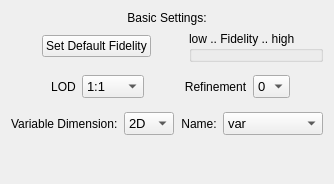
Before: the Qt Designer form apps/vaporgui/guis/ui/contourBasics.ui in yyr/vapor, drawn with Qt 5.
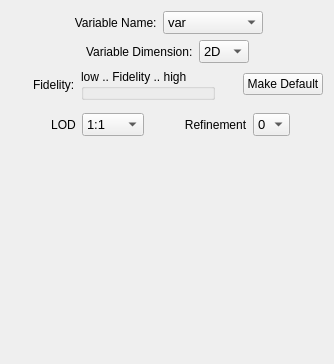
After: the same form once the commit is applied.

Patch:
```diff
--- a/apps/vaporgui/guis/ui/contourBasics.ui
+++ b/apps/vaporgui/guis/ui/contourBasics.ui
@@ -7,29 +7,211 @@
     <x>0</x>
     <y>0</y>
     <width>334</width>
-    <height>184</height>
+    <height>364</height>
    </rect>
   </property>
   <property name="windowTitle">
    <string>Form</string>
   </property>
-  <layout class="QHBoxLayout" name="horizontalLayout_2">
+  <layout class="QHBoxLayout" name="horizontalLayout_5">
    <item>
     <layout class="QVBoxLayout" name="verticalLayout">
      <item>
-      <widget class="QLabel" name="label_2">
-       <property name="text">
-        <string>Basic Settings:</string>
-       </property>
-       <property name="alignment">
-        <set>Qt::AlignCenter</set>
-       </property>
-      </widget>
+      <layout class="QHBoxLayout" name="horizontalLayout_2">
+       <item>
+        <spacer name="horizontalSpacer_2">
+         <property name="orientation">
+          <enum>Qt::Horizontal</enum>
+         </property>
+         <property name="sizeHint" stdset="0">
+          <size>
+           <width>40</width>
+           <height>20</height>
+          </size>
+         </property>
+        </spacer>
+       </item>
+       <item>
+        <widget class="QLabel" name="label_10">
+         <property name="text">
+          <string> Variable Name:</string>
+         </property>
+         <property name="alignment">
+          <set>Qt::AlignCenter</set>
+         </property>
+        </widget>
+       </item>
+       <item>
+        <widget class="QComboBox" name="variableCombo">
+         <property name="sizePolicy">
+          <sizepolicy hsizetype="Maximum" vsizetype="Fixed">
+           <horstretch>0</horstretch>
+           <verstretch>0</verstretch>
+          </sizepolicy>
+         </property>
+         <property name="minimumSize">
+          <size>
+           <width>100</width>
+           <height>0</height>
+          </size>
+         </property>
+         <property name="font">
+          <font>
+           <family>MS Shell Dlg 2</family>
+           <pointsize>10</pointsize>
+          </font>
+         </property>
+         <property name="focusPolicy">
+          <enum>Qt::ClickFocus</enum>
+         </property>
+         <property name="toolTip">
+          <string>Specify name of variable used in contour lines</string>
+         </property>
+         <item>
+          <property name="text">
+           <string>var</string>
+          </property>
+         </item>
+        </widget>
+       </item>
+       <item>
+        <spacer name="horizontalSpacer_17">
+         <property name="orientation">
+          <enum>Qt::Horizontal</enum>
+         </property>
+         <property name="sizeHint" stdset="0">
+          <size>
+           <width>13</width>
+           <height>19</height>
+          </size>
+         </property>
+        </spacer>
+       </item>
+      </layout>
+     </item>
+     <item>
+      <layout class="QHBoxLayout" name="horizontalLayout_3">
+       <item>
+        <spacer name="horizontalSpacer_3">
+         <property name="orientation">
+          <enum>Qt::Horizontal</enum>
+         </property>
+         <property name="sizeHint" stdset="0">
+          <size>
+           <width>40</width>
+           <height>20</height>
+          </size>
+         </property>
+        </spacer>
+       </item>
+       <item>
+        <widget class="QLabel" name="label_9">
+         <property name="statusTip">
+          <string>Select either contours of 3D or 2D variables</string>
+         </property>
+         <property name="whatsThis">
+          <string>&lt;html&gt;&lt;head/&gt;&lt;body&gt;&lt;p&gt;Isolines can be calculated from 3D variables along arbitrarily oriented planes, or from 2D variables along a horizontally oriented plane.&lt;/p&gt;&lt;/body&gt;&lt;/html&gt;</string>
+         </property>
+         <property name="text">
+          <string>Variable Dimension:</string>
+         </property>
+        </widget>
+       </item>
+       <item>
+        <widget class="QComboBox" name="dimensionCombo">
+         <property name="minimumSize">
+          <size>
+           <width>50</width>
+           <height>0</height>
+          </size>
+         </property>
+         <property name="maximumSize">
+          <size>
+           <width>40</width>
+           <height>16777215</height>
+          </size>
+         </property>
+         <property name="font">
+          <font>
+           <pointsize>10</pointsize>
+          </font>
+         </property>
+         <property name="toolTip">
+          <string>Specify whether the contours are of 2D or 3D variables</string>
+         </property>
+         <property name="statusTip">
+          <string>Select either contours of 3D or 2D variables</string>
+         </property>
+         <property name="whatsThis">
+          <string>&lt;html&gt;&lt;head/&gt;&lt;body&gt;&lt;p&gt;Isolines can be calculated from 3D variables along arbitrarily oriented planes, or from 2D variables along a horizontally oriented plane.&lt;/p&gt;&lt;/body&gt;&lt;/html&gt;</string>
+         </property>
+         <item>
+          <property name="text">
+           <string>2D</string>
+          </property>
+         </item>
+         <item>
+          <property name="text">
+           <string>3D</string>
+          </property>
+         </item>
+        </widget>
+       </item>
+       <item>
+        <spacer name="horizontalSpacer_15">
+         <property name="orientation">
+          <enum>Qt::Horizontal</enum>
+         </property>
+         <property name="sizeHint" stdset="0">
+          <size>
+           <width>13</width>
+           <height>19</height>
+          </size>
+         </property>
+        </spacer>
+       </item>
+      </layout>
      </item>
      <item>
       <layout class="QHBoxLayout" name="fidelityLayout">
        <item>
-        <spacer name="horizontalSpacer_16">
+        <spacer name="horizontalSpacer_4">
+         <property name="orientation">
+          <enum>Qt::Horizontal</enum>
+         </property>
+         <property name="sizeHint" stdset="0">
+          <size>
+           <width>40</width>
+           <height>20</height>
+          </size>
+         </property>
+        </spacer>
+       </item>
+       <item>
+        <widget class="QLabel" name="label_11">
+         <property name="statusTip">
+          <string>Select either contours of 3D or 2D variables</string>
+         </property>
+         <property name="whatsThis">
+          <string>&lt;html&gt;&lt;head/&gt;&lt;body&gt;&lt;p&gt;Isolines can be calculated from 3D variables along arbitrarily oriented planes, or from 2D variables along a horizontally oriented plane.&lt;/p&gt;&lt;/body&gt;&lt;/html&gt;</string>
+         </property>
+         <property name="text">
+          <string>Fidelity:</string>
+         </property>
+        </widget>
+       </item>
+       <item>
+        <widget class="QGroupBox" name="fidelityBox">
+         <property name="whatsThis">
+          <string>The fidelity setting controls both refinement and LOD.  Click on the &quot;Set Default Fidelity&quot; button to establish a fidelity level that is interactive on the current platform.</string>
+         </property>
+         <property name="title">
+          <string>low .. Fidelity .. high</string>
+         </property>
+        </widget>
+       </item>
+       <item>
+        <spacer name="horizontalSpacer_5">
          <property name="orientation">
           <enum>Qt::Horizontal</enum>
          </property>
@@ -54,7 +236,7 @@
           <string>The fidelity setting controls both refinement and LOD.  Click on the &quot;Set Default Fidelity&quot; button to establish a fidelity level that is interactive on the current platform.</string>
          </property>
          <property name="text">
-          <string>Set Default Fidelity</string>
+          <string>Make Default</string>
          </property>
         </widget>
        </item>
@@ -65,22 +247,12 @@
          </property>
          <property name="sizeHint" stdset="0">
           <size>
-           <width>40</width>
+           <width>18</width>
            <height>20</height>
           </size>
          </property>
         </spacer>
        </item>
-       <item>
-        <widget class="QGroupBox" name="fidelityBox">
-         <property name="whatsThis">
-          <string>The fidelity setting controls both refinement and LOD.  Click on the &quot;Set Default Fidelity&quot; button to establish a fidelity level that is interactive on the current platform.</string>
-         </property>
-         <property name="title">
-          <string>low .. Fidelity .. high</string>
-         </property>
-        </widget>
-       </item>
       </layout>
      </item>
      <item>
@@ -246,145 +418,6 @@
        </item>
       </layout>
      </item>
-     <item>
-      <layout class="QHBoxLayout" name="horizontalLayout_5">
-       <item>
-        <spacer name="horizontalSpacer_15">
-         <property name="orientation">
-          <enum>Qt::Horizontal</enum>
-         </property>
-         <property name="sizeHint" stdset="0">
-          <size>
-           <width>40</width>
-           <height>20</height>
-          </size>
-         </property>
-        </spacer>
-       </item>
-       <item>
-        <widget class="QLabel" name="label_9">
-         <property name="statusTip">
-          <string>Select either contours of 3D or 2D variables</string>
-         </property>
-         <property name="whatsThis">
-          <string>&lt;html&gt;&lt;head/&gt;&lt;body&gt;&lt;p&gt;Isolines can be calculated from 3D variables along arbitrarily oriented planes, or from 2D variables along a horizontally oriented plane.&lt;/p&gt;&lt;/body&gt;&lt;/html&gt;</string>
-         </property>
-         <property name="text">
-          <string>Variable Dimension:</string>
-         </property>
-        </widget>
-       </item>
-       <item>
-        <widget class="QComboBox" name="dimensionCombo">
-         <property name="minimumSize">
-          <size>
-           <width>50</width>
-           <height>0</height>
-          </size>
-         </property>
-         <property name="maximumSize">
-          <size>
-           <width>40</width>
-           <height>16777215</height>
-          </size>
-         </property>
-         <property name="font">
-          <font>
-           <pointsize>10</pointsize>
-          </font>
-         </property>
-         <property name="toolTip">
-          <string>Specify whether the contours are of 2D or 3D variables</string>
-         </property>
-         <property name="statusTip">
-          <string>Select either contours of 3D or 2D variables</string>
-         </property>
-         <property name="whatsThis">
-          <string>&lt;html&gt;&lt;head/&gt;&lt;body&gt;&lt;p&gt;Isolines can be calculated from 3D variables along arbitrarily oriented planes, or from 2D variables along a horizontally oriented plane.&lt;/p&gt;&lt;/body&gt;&lt;/html&gt;</string>
-         </property>
-         <item>
-          <property name="text">
-           <string>2D</string>
-          </property>
-         </item>
-         <item>
-          <property name="text">
-           <string>3D</string>
-          </property>
-         </item>
-        </widget>
-       </item>
-       <item>
-        <spacer name="horizontalSpacer_17">
-         <property name="orientation">
-          <enum>Qt::Horizontal</enum>
-         </property>
-         <property name="sizeHint" stdset="0">
-          <size>
-           <width>40</width>
-           <height>20</height>
-          </size>
-         </property>
-        </spacer>
-       </item>
-       <item>
-        <widget class="QLabel" name="label_10">
-         <property name="text">
-          <string>Name:</string>
-         </property>
-         <property name="alignment">
-          <set>Qt::AlignCenter</set>
-         </property>
-        </widget>
-       </item>
-       <item>
-        <widget class="QComboBox" name="variableCombo">
-         <property name="sizePolicy">
-          <sizepolicy hsizetype="Maximum" vsizetype="Fixed">
-           <horstretch>0</horstretch>
-           <verstretch>0</verstretch>
-          </sizepolicy>
-         </property>
-         <property name="minimumSize">
-          <size>
-           <width>100</width>
-           <height>0</height>
-          </size>
-         </property>
-         <property name="font">
-          <font>
-           <family>MS Shell Dlg 2</family>
-           <pointsize>10</pointsize>
-          </font>
-         </property>
-         <property name="focusPolicy">
-          <enum>Qt::ClickFocus</enum>
-         </property>
-         <property name="toolTip">
-          <string>Specify name of variable used in contour lines</string>
-         </property>
-         <item>
-          <property name="text">
-           <string>var</string>
-          </property>
-         </item>
-        </widget>
-       </item>
-       <item>
-        <spacer name="horizontalSpacer_18">
-         <property name="orientation">
-          <enum>Qt::Horizontal</enum>
-         </property>
-         <property name="sizeHint" stdset="0">
-          <size>
-           <width>40</width>
-           <height>20</height>
-          </size>
-         </property>
-        </spacer>
-       </item>
-      </layout>
-     </item>
      <item>
       <spacer name="verticalSpacer">
        <property name="orientation">
```
